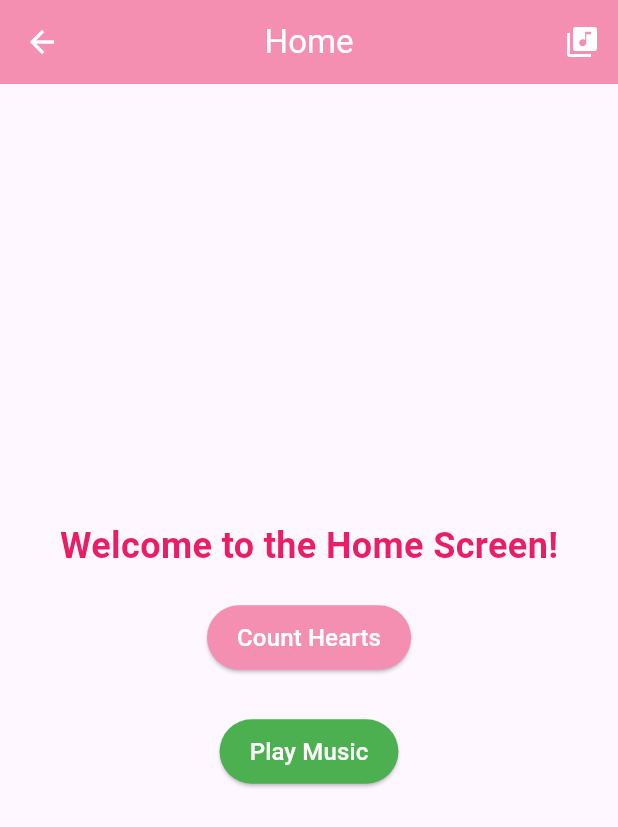
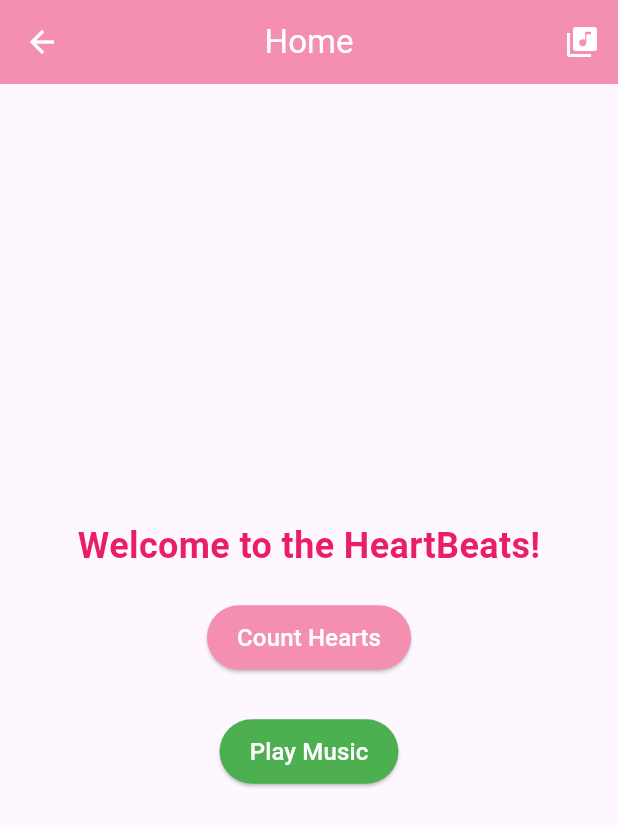
Before and after one commit to nnayabn/login_signup, a Flutter app: the HomeScreen screen opened directly, on a phone screen of 412 x 824 dp. Shown: the top 827 px of the screen. Run offline on Flutter 3.47's test engine with Material 3 defaults, Android fonts, the phone set to English and light mode, and no system bars; our stand-ins replace audioplayers, cloud_firestore, firebase_auth, firebase_core; accounts and stored records are empty.

Commit message:
text heartbeats

```diff
--- a/lib/home.dart
+++ b/lib/home.dart
@@ -135,7 +135,7 @@ class _HomeScreenState extends State<HomeScreen> {
               mainAxisAlignment: MainAxisAlignment.center,
               children: [
                 const Text(
-                  'Welcome to the Home Screen!',
+                  'Welcome to the HeartBeats!',
                   style: TextStyle(fontSize: 24, fontWeight: FontWeight.bold, color: Colors.pink),
                 ),
                 const SizedBox(height: 20),
```
